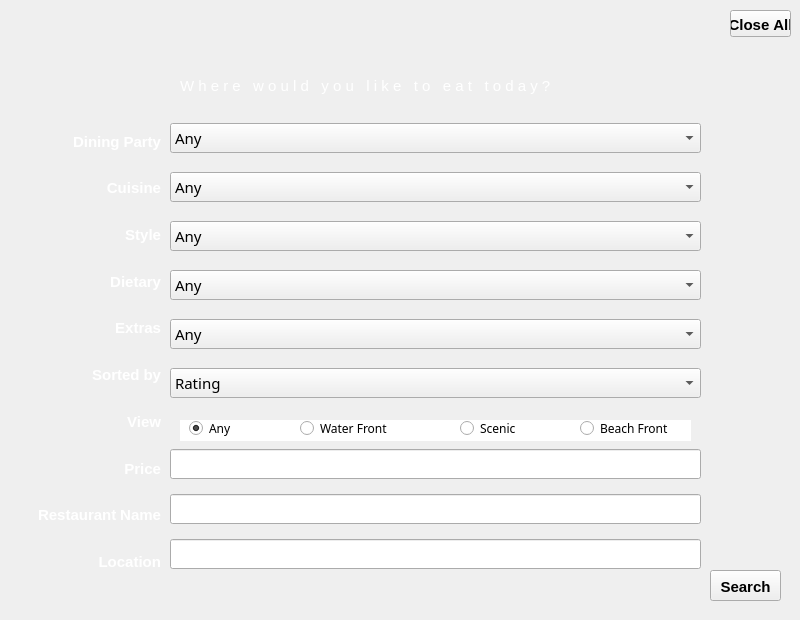
Qt form gui/Search.ui (SENGStringray/Fine-food-finder) before a commit.
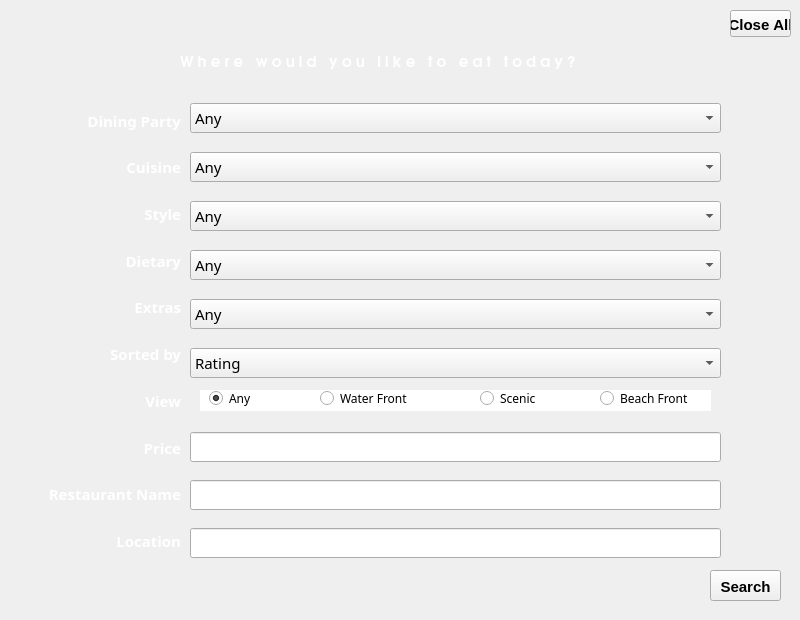
The same form after that commit. Icons and pictures are not drawn.

Patch:
```diff
--- a/gui/Search.ui
+++ b/gui/Search.ui
@@ -71,13 +71,18 @@
    <property name="geometry">
     <rect>
      <x>180</x>
-     <y>50</y>
-     <width>541</width>
-     <height>71</height>
+     <y>20</y>
+     <width>431</width>
+     <height>81</height>
     </rect>
    </property>
    <property name="font">
-    <font/>
+    <font>
+     <family>URW Gothic L</family>
+     <pointsize>11</pointsize>
+     <weight>75</weight>
+     <bold>true</bold>
+    </font>
    </property>
    <property name="autoFillBackground">
     <bool>false</bool>
@@ -92,8 +97,8 @@
   <widget class="QWidget" name="layoutWidget">
    <property name="geometry">
     <rect>
-     <x>10</x>
-     <y>120</y>
+     <x>30</x>
+     <y>100</y>
      <width>151</width>
      <height>461</height>
     </rect>
@@ -109,7 +114,11 @@
     <item>
      <widget class="QLabel" name="label_2">
       <property name="font">
-       <font/>
+       <font>
+        <family>URW Gothic L</family>
+        <weight>75</weight>
+        <bold>true</bold>
+       </font>
       </property>
       <property name="styleSheet">
        <string notr="true">color:white;text-transform:uppercase;</string>
@@ -125,7 +134,11 @@
     <item>
      <widget class="QLabel" name="label_5">
       <property name="font">
-       <font/>
+       <font>
+        <family>URW Gothic L</family>
+        <weight>75</weight>
+        <bold>true</bold>
+       </font>
       </property>
       <property name="styleSheet">
        <string notr="true">color:white;text-transform:uppercase;</string>
@@ -141,7 +154,11 @@
     <item>
      <widget class="QLabel" name="S">
       <property name="font">
-       <font/>
+       <font>
+        <family>URW Gothic L</family>
+        <weight>75</weight>
+        <bold>true</bold>
+       </font>
       </property>
       <property name="styleSheet">
        <string notr="true">color:white;text-transform:uppercase;</string>
@@ -157,7 +174,11 @@
     <item>
      <widget class="QLabel" name="label_6">
       <property name="font">
-       <font/>
+       <font>
+        <family>URW Gothic L</family>
+        <weight>75</weight>
+        <bold>true</bold>
+       </font>
       </property>
       <property name="styleSheet">
        <string notr="true">color:white;text-transform:uppercase;</string>
@@ -173,7 +194,11 @@
     <item>
      <widget class="QLabel" name="label_7">
       <property name="font">
-       <font/>
+       <font>
+        <family>URW Gothic L</family>
+        <weight>75</weight>
+        <bold>true</bold>
+       </font>
       </property>
       <property name="styleSheet">
        <string notr="true">color:white;text-transform:uppercase;</string>
@@ -189,7 +214,11 @@
     <item>
      <widget class="QLabel" name="label_9">
       <property name="font">
-       <font/>
+       <font>
+        <family>URW Gothic L</family>
+        <weight>75</weight>
+        <bold>true</bold>
+       </font>
       </property>
       <property name="styleSheet">
        <string notr="true">color:white;text-transform:uppercase;</string>
@@ -205,7 +234,11 @@
     <item>
      <widget class="QLabel" name="label_8">
       <property name="font">
-       <font/>
+       <font>
+        <family>URW Gothic L</family>
+        <weight>75</weight>
+        <bold>true</bold>
+       </font>
       </property>
       <property name="styleSheet">
        <string notr="true">color:white;text-transform:uppercase;</string>
@@ -221,7 +254,11 @@
     <item>
      <widget class="QLabel" name="label">
       <property name="font">
-       <font/>
+       <font>
+        <family>URW Gothic L</family>
+        <weight>75</weight>
+        <bold>true</bold>
+       </font>
       </property>
       <property name="styleSheet">
        <string notr="true">color:white;text-transform:uppercase;</string>
@@ -237,7 +274,11 @@
     <item>
      <widget class="QLabel" name="label_4">
       <property name="font">
-       <font/>
+       <font>
+        <family>URW Gothic L</family>
+        <weight>75</weight>
+        <bold>true</bold>
+       </font>
       </property>
       <property name="styleSheet">
        <string notr="true">color:white;text-transform:uppercase;</string>
@@ -253,7 +294,11 @@
     <item>
      <widget class="QLabel" name="label_10">
       <property name="font">
-       <font/>
+       <font>
+        <family>URW Gothic L</family>
+        <weight>75</weight>
+        <bold>true</bold>
+       </font>
       </property>
       <property name="styleSheet">
        <string notr="true">color:white;text-transform:uppercase;</string>
@@ -271,8 +316,8 @@
   <widget class="QWidget" name="layoutWidget">
    <property name="geometry">
     <rect>
-     <x>170</x>
-     <y>110</y>
+     <x>190</x>
+     <y>90</y>
      <width>531</width>
      <height>301</height>
     </rect>
@@ -637,10 +682,10 @@
   <widget class="QWidget" name="widget_2" native="true">
    <property name="geometry">
     <rect>
-     <x>170</x>
-     <y>440</y>
+     <x>190</x>
+     <y>420</y>
      <width>531</width>
-     <height>141</height>
+     <height>151</height>
     </rect>
    </property>
    <layout class="QVBoxLayout" name="verticalLayout_3">
@@ -706,8 +751,8 @@
   <widget class="QWidget" name="view" native="true">
    <property name="geometry">
     <rect>
-     <x>180</x>
-     <y>420</y>
+     <x>200</x>
+     <y>390</y>
      <width>511</width>
      <height>21</height>
     </rect>
```
